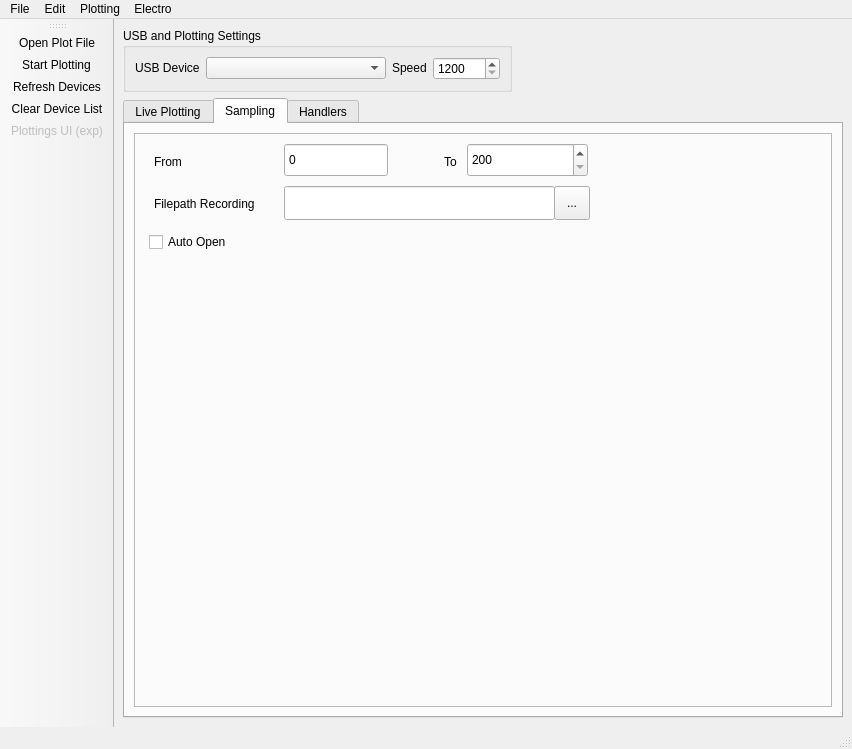
Qt form Resources/mainui.ui (gdroumpalis/Electro) before a commit.
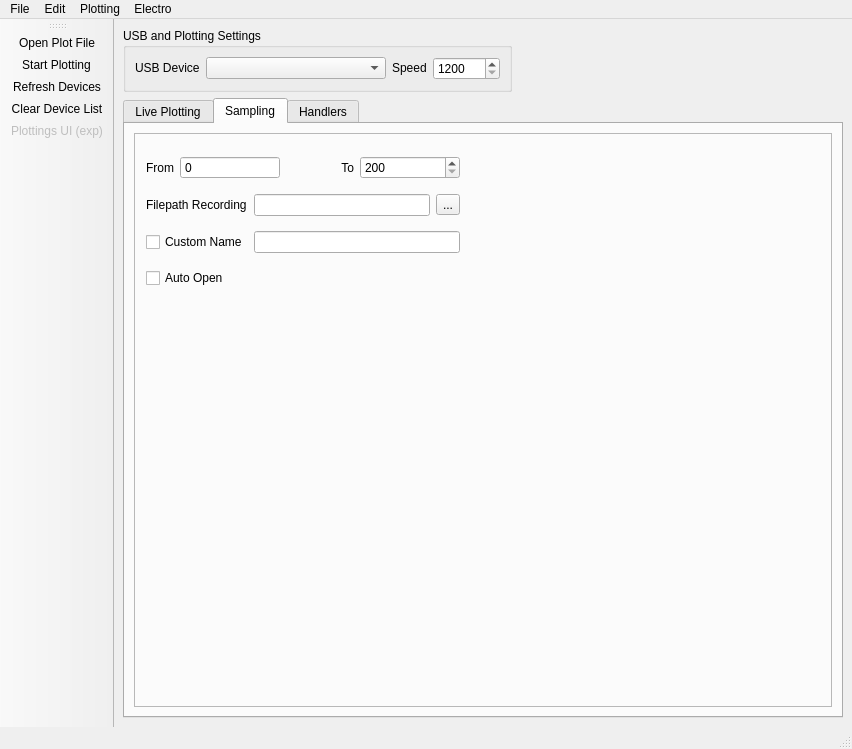
The same form after that commit. The open tabs and pages were chosen to show the change. Icons and pictures are not drawn.

Commit message: finalizing ui except handlers.. this is a later addition

```diff
--- a/Resources/mainui.ui
+++ b/Resources/mainui.ui
@@ -111,6 +111,9 @@
     </item>
     <item>
      <widget class="QTabWidget" name="tabWidget">
+      <property name="enabled">
+       <bool>true</bool>
+      </property>
       <property name="currentIndex">
        <number>0</number>
       </property>
@@ -219,50 +222,43 @@
           <property name="frameShadow">
            <enum>QFrame::Raised</enum>
           </property>
-          <widget class="QLineEdit" name="filepathlineedit_2">
+          <widget class="QWidget" name="">
            <property name="geometry">
             <rect>
-             <x>150</x>
-             <y>53</y>
-             <width>271</width>
-             <height>34</height>
+             <x>12</x>
+             <y>14</y>
+             <width>314</width>
+             <height>152</height>
             </rect>
            </property>
-          </widget>
-          <widget class="QToolButton" name="filepathtoolbutton_2">
-           <property name="geometry">
-            <rect>
-             <x>420</x>
-             <y>53</y>
-             <width>36</width>
-             <height>34</height>
-            </rect>
-           </property>
+           <layout class="QGridLayout" name="gridLayout_5">
+            <item row="0" column="0" colspan="2">
+             <layout class="QHBoxLayout" name="horizontalLayout_4">
+              <item>
+               <layout class="QGridLayout" name="gridLayout_4">
+                <item row="0" column="0">
+                 <widget class="QLabel" name="label_5">
            <property name="text">
-            <string>...</string>
-           </property>
-          </widget>
-          <widget class="QLabel" name="label_4">
-           <property name="geometry">
-            <rect>
-             <x>20</x>
-             <y>60</y>
-             <width>131</width>
-             <height>21</height>
-            </rect>
-           </property>
-           <property name="text">
-            <string>Filepath Recording</string>
-           </property>
-          </widget>
+                   <string>From</string>
+                  </property>
+                  <property name="alignment">
+                   <set>Qt::AlignRight|Qt::AlignTrailing|Qt::AlignVCenter</set>
+                  </property>
+                 </widget>
+                </item>
+                <item row="0" column="1">
           <widget class="QSpinBox" name="spinBox_2">
-           <property name="geometry">
-            <rect>
-             <x>150</x>
-             <y>10</y>
-             <width>104</width>
-             <height>34</height>
-            </rect>
+                  <property name="sizePolicy">
+                   <sizepolicy hsizetype="Maximum" vsizetype="Fixed">
+                    <horstretch>0</horstretch>
+                    <verstretch>0</verstretch>
+                   </sizepolicy>
+                  </property>
+                  <property name="minimumSize">
+                   <size>
+                    <width>100</width>
+                    <height>0</height>
+                   </size>
            </property>
            <property name="buttonSymbols">
             <enum>QAbstractSpinBox::NoButtons</enum>
@@ -271,14 +267,47 @@
             <number>0</number>
            </property>
           </widget>
+                </item>
+                <item row="0" column="2">
+                 <spacer name="horizontalSpacer_2">
+                  <property name="orientation">
+                   <enum>Qt::Horizontal</enum>
+                  </property>
+                  <property name="sizeHint" stdset="0">
+                   <size>
+                    <width>40</width>
+                    <height>20</height>
+                   </size>
+                  </property>
+                 </spacer>
+                </item>
+               </layout>
+              </item>
+              <item>
+               <layout class="QGridLayout" name="gridLayout_3">
+                <item row="0" column="0">
+                 <widget class="QLabel" name="label_6">
+                  <property name="text">
+                   <string>To</string>
+                  </property>
+                  <property name="alignment">
+                   <set>Qt::AlignRight|Qt::AlignTrailing|Qt::AlignVCenter</set>
+                  </property>
+                 </widget>
+                </item>
+                <item row="0" column="1">
           <widget class="QSpinBox" name="spinBox_3">
-           <property name="geometry">
-            <rect>
-             <x>333</x>
-             <y>10</y>
-             <width>121</width>
-             <height>34</height>
-            </rect>
+                  <property name="sizePolicy">
+                   <sizepolicy hsizetype="Maximum" vsizetype="Fixed">
+                    <horstretch>0</horstretch>
+                    <verstretch>0</verstretch>
+                   </sizepolicy>
+                  </property>
+                  <property name="minimumSize">
+                   <size>
+                    <width>100</width>
+                    <height>0</height>
+                   </size>
            </property>
            <property name="minimum">
             <number>200</number>
@@ -287,45 +316,51 @@
             <number>5000</number>
            </property>
           </widget>
-          <widget class="QLabel" name="label_5">
-           <property name="geometry">
-            <rect>
-             <x>20</x>
-             <y>20</y>
-             <width>65</width>
-             <height>18</height>
-            </rect>
-           </property>
+                </item>
+               </layout>
+              </item>
+             </layout>
+            </item>
+            <item row="1" column="0">
+             <widget class="QLabel" name="label_4">
            <property name="text">
-            <string>From</string>
-           </property>
-          </widget>
-          <widget class="QLabel" name="label_6">
-           <property name="geometry">
-            <rect>
-             <x>310</x>
-             <y>18</y>
-             <width>41</width>
-             <height>21</height>
-            </rect>
-           </property>
+               <string>Filepath Recording</string>
+              </property>
+             </widget>
+            </item>
+            <item row="1" column="1">
+             <layout class="QHBoxLayout" name="horizontalLayout_5">
+              <item>
+               <widget class="QLineEdit" name="filepathlineedit_2"/>
+              </item>
+              <item>
+               <widget class="QToolButton" name="filepathtoolbutton_2">
+                <property name="text">
+                 <string>...</string>
+                </property>
+               </widget>
+              </item>
+             </layout>
+            </item>
+            <item row="2" column="0">
+             <widget class="QCheckBox" name="customnamecheckbox_2">
            <property name="text">
-            <string>To</string>
-           </property>
-          </widget>
+               <string>Custom Name</string>
+              </property>
+             </widget>
+            </item>
+            <item row="2" column="1">
+             <widget class="QLineEdit" name="filename2"/>
+            </item>
+            <item row="3" column="0">
           <widget class="QCheckBox" name="autoopenfilecheckbox">
-           <property name="geometry">
-            <rect>
-             <x>15</x>
-             <y>97</y>
-             <width>111</width>
-             <height>24</height>
-            </rect>
-           </property>
            <property name="text">
             <string>Auto Open</string>
            </property>
           </widget>
+            </item>
+           </layout>
+          </widget>
          </widget>
         </item>
        </layout>
```
Left out of the diff: 94 changed lines with no effect on the pictures. Lines whose indentation alone changed are shown as unchanged. The commit also changes 4 other files.
